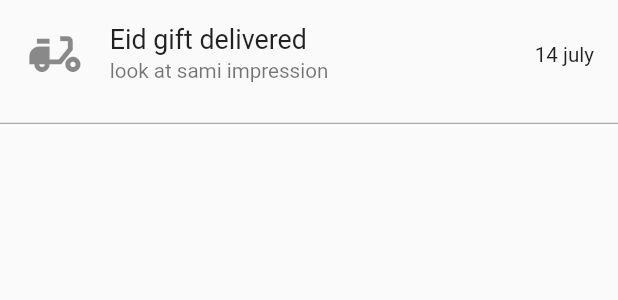
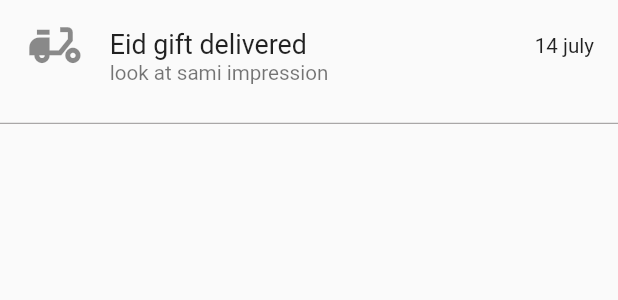
Before and after one commit to Mohsen3-5/yateemaa_ui, a Flutter app: what timelineitem() shows on an empty page, opened directly, on a phone screen of 412 x 824 dp. Shown: the top 300 px of the screen. Run offline on Flutter 3.47's test engine with Material 2 defaults, Android fonts, the phone set to English and light mode, and no system bars; our stand-ins replace carousel_slider, sizer; network calls fail; Roboto replaces fonts that are missing (Kanit).

Commit message:
Padding cha.

```diff
--- a/lib/widgets/time_line_item.dart
+++ b/lib/widgets/time_line_item.dart
@@ -25,7 +25,10 @@ class timelineitem extends StatelessWidget {
           Icons.delivery_dining,
           size: 30.sp,
         ),
-        title: Text(title, style: TextStyle(fontSize: 13.sp)),
+        title: Padding(
+          padding: const EdgeInsets.fromLTRB(0, 15.0, 0, 0),
+          child: Text(title, style: TextStyle(fontSize: 13.sp)),
+        ),
         subtitle: Text(subtitile, style: TextStyle(fontSize: 10.sp)),
         trailing: Text(trailing, style: TextStyle(fontSize: 10.sp)),
       ),
```
